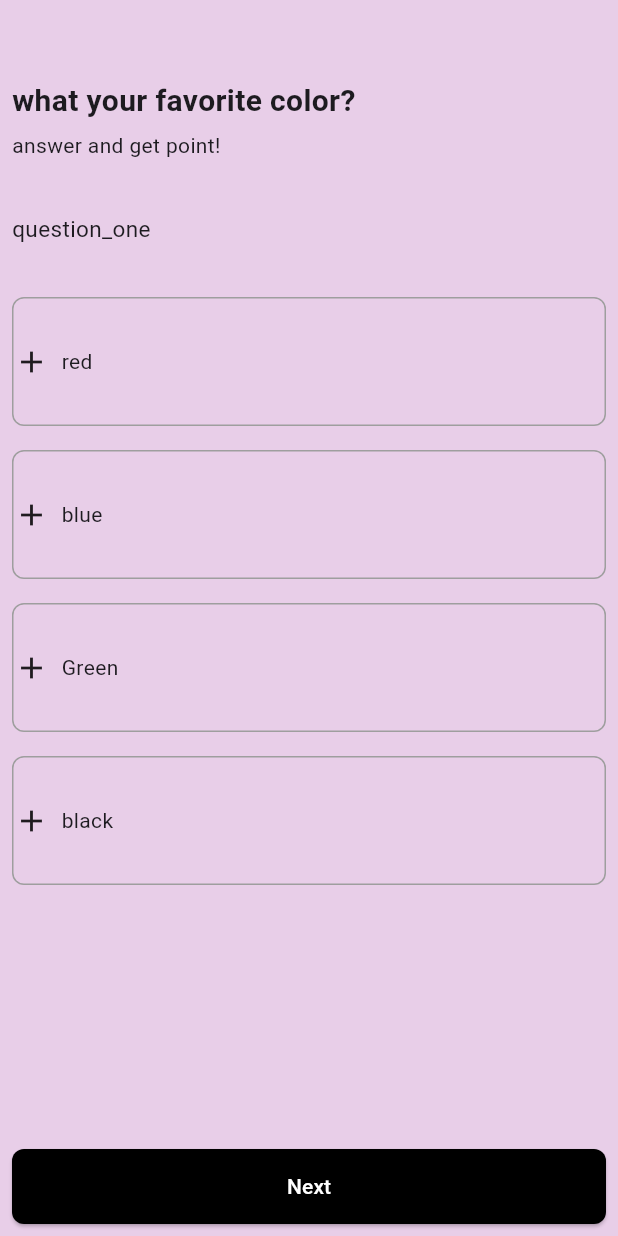
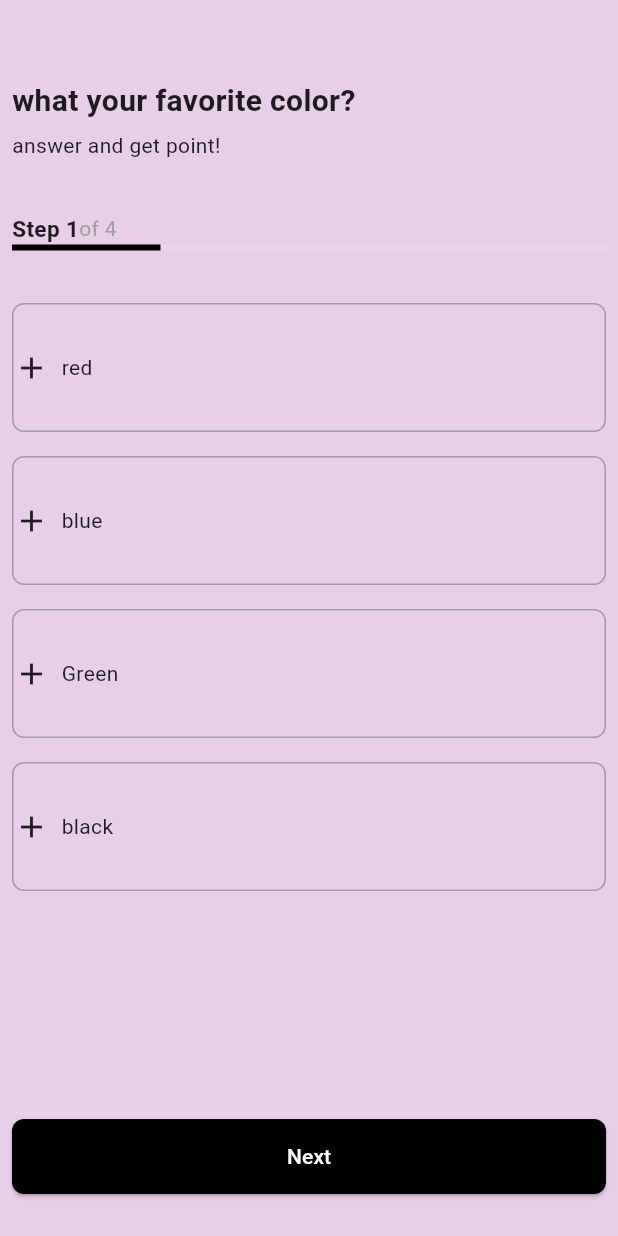
Before and after one commit to atheelhamyel/quize_app, a Flutter app: the screen it shows after launch, on a phone screen of 412 x 824 dp. Run offline on Flutter 3.47's test engine with Material 3 defaults, Android fonts, the phone set to English and light mode, and no system bars.

Commit message:
main.dart

```diff
--- a/lib/main.dart
+++ b/lib/main.dart
@@ -23,25 +23,25 @@ class _MyAppState extends State<MyApp> {
       'question': 'what your favorite color?',
       'answers': ['red', 'blue', 'Green', 'black'],
       'correctAnswer': 'red',
-      'key': 'question_one'
+      'key': 'Step 1'
     },
     {
       'question': 'what your favorite animal?',
       'answers': ['dog', 'cat', 'lino', 'elephant'],
       'correctAnswer': 'cat',
-      'key': 'question_two'
+      'key': 'Step 2'
     },
     {
       'question': 'what your favorite food?',
       'answers': ['pizza', 'burger', 'pasta', 'sandwich'],
       'correctAnswer': 'burger',
-      'key': 'question_three'
+      'key': 'Step 3'
     },
     {
       'question': 'what your favorite movie?',
       'answers': ['Titanic', 'Avatar', 'Inception', 'Interstellar'],
       'correctAnswer': 'Avatar',
-      'key': 'question_four'
+      'key': 'Step 4'
     },
   ];
 
@@ -49,11 +49,10 @@ class _MyAppState extends State<MyApp> {
   Widget build(BuildContext context) {
     return MaterialApp(
       debugShowCheckedModeBanner: false,
-      home: ScaffoldMessenger( // Wrap your Scaffold with ScaffoldMessenger
+      home: ScaffoldMessenger(
         child: Scaffold(
           backgroundColor: const Color.fromARGB(255, 232, 206, 232),
-          body:
-          Builder(
+          body: Builder(
             builder: (context) {
               return SafeArea(
                 child: Padding(
@@ -78,10 +77,26 @@ class _MyAppState extends State<MyApp> {
                               const SizedBox(
                                 height: 35,
                               ),
+                              Row(
+                                children: [
                                   Text(
-                                question[questionIndex]['key'] as String,
+                                    question[questionIndex]['key'] as String ,
                                     style: const TextStyle(
                                       fontSize: 15,
+                                      fontWeight: FontWeight.bold
+                                    ),
+                                  ),
+                                  const Text('of 4',
+                                   style: TextStyle(color: Colors.grey),)
+
+                                ],
+                              ),
+                              LinearProgressIndicator(
+                                value: (questionIndex + 1) / question.length,
+                                backgroundColor:
+                                    const Color.fromARGB(255, 236, 213, 230),
+                                valueColor: const AlwaysStoppedAnimation<Color>(
+                                  Colors.black,
                                 ),
                               ),
                               const SizedBox(
@@ -176,16 +191,21 @@ class _MyAppState extends State<MyApp> {
                                       });
                                       debugPrint('Index: $questionIndex');
                                     } else {
-                                     ScaffoldMessenger.of(context).showSnackBar(
-                                      const SnackBar(content:Text('Please select an answer before proceeding.'),
-                                       backgroundColor: Color.fromARGB(255, 236, 213, 230),
-
-                                      ));
+                                      ScaffoldMessenger.of(context)
+                                          .showSnackBar(
+                                        const SnackBar(
+                                          content: Text(
+                                              'Please select an answer before proceeding.'),
+                                          backgroundColor:
+                                              Color.fromARGB(255, 236, 213, 230),
+                                        ),
+                                      );
                                     }
                                   },
                                   child: const Text('Next'),
                                 ),
-                              )
+                              ),
+                              const SizedBox(height: 20),
                             ],
                           )
                         : Builder(
@@ -200,17 +220,43 @@ class _MyAppState extends State<MyApp> {
                                         fontWeight: FontWeight.bold),
                                   ),
                                   const SizedBox(height: 20),
+                                  if (score == question.length || score == question.length - 1)
+                                    const Text(
+                                      '😊',
+                                      style: TextStyle(fontSize: 40),
+                                    )
+                                  else
+                                    const Text(
+                                      '😠',
+                                      style: TextStyle(fontSize: 40),
+                                    ),
+                                  const SizedBox(height: 10),
                                   Text(
                                     'Score: $score / ${question.length}',
                                     style: const TextStyle(fontSize: 18),
                                   ),
                                   const SizedBox(height: 20),
-                                  Row(
-                                    mainAxisAlignment:
-                                        MainAxisAlignment.spaceEvenly,
-                                    children: [
                                   ElevatedButton(
                                     onPressed: () {
+                                      showDialog(
+                                        context: context,
+                                        builder: (_) => AlertDialog(
+                                          title: const Text('Quiz Completed'),
+                                          content: Column(
+                                            mainAxisSize: MainAxisSize.min,
+                                            children: [
+                                              Text(
+                                                'Score: $score / ${question.length}',
+                                                style: const TextStyle(fontSize: 18),
+                                              ),
+                                              const SizedBox(height: 20),
+                                              const Text('Congratulations! You completed the quiz.'),
+                                            ],
+                                          ),
+                                          actions: [
+                                            TextButton(
+                                              onPressed: () {
+                                                Navigator.pop(context);
                                                 setState(() {
                                                   questionIndex = 0;
                                                   score = 0;
@@ -220,13 +266,17 @@ class _MyAppState extends State<MyApp> {
                                               },
                                               child: const Text('Restart Quiz'),
                                             ),
-                                      ElevatedButton(
+                                            TextButton(
                                               onPressed: () {
                                                 SystemNavigator.pop();
                                               },
                                               child: const Text('Exit Quiz'),
                                             ),
                                           ],
+                                        ),
+                                      );
+                                    },
+                                    child: const Text('Show Details'),
                                   ),
                                 ],
                               );
@@ -235,7 +285,7 @@ class _MyAppState extends State<MyApp> {
                   ),
                 ),
               );
-            }
+            },
           ),
         ),
       ),
```
Lines whose indentation alone changed are shown as unchanged.
